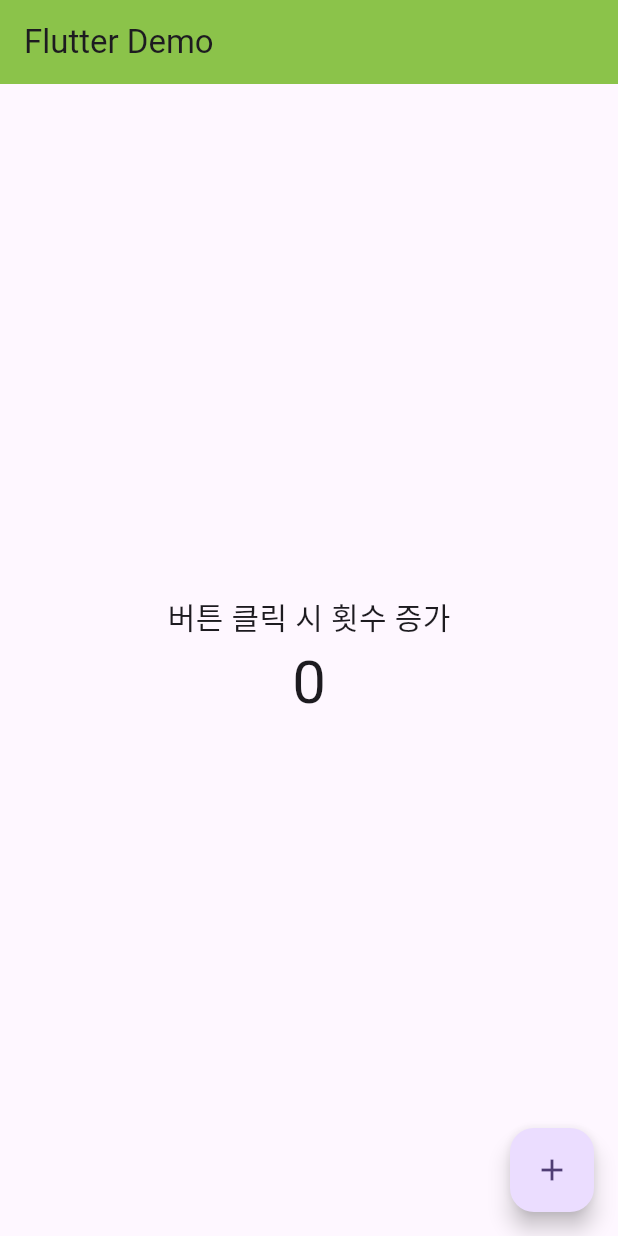
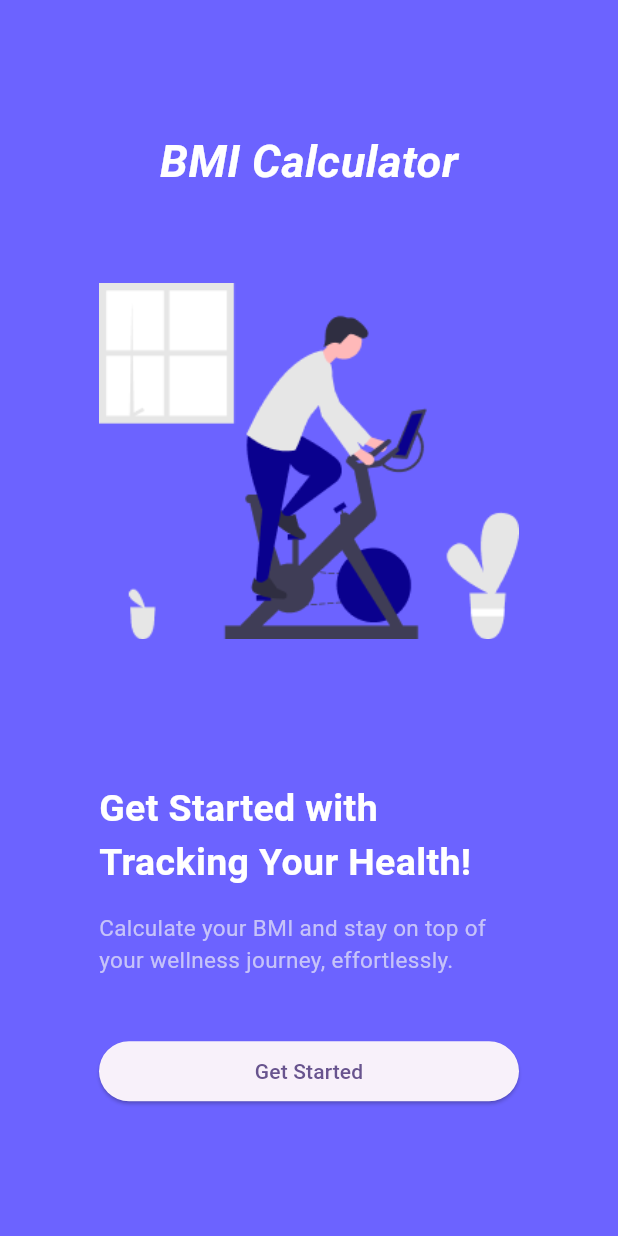
Before and after one commit to bebiv0212/daelim_2025, a Flutter app: the screen it shows after launch, on a phone screen of 412 x 824 dp. Run offline on Flutter 3.47's test engine with Material 3 defaults, Android fonts, the phone set to English and light mode, and no system bars.

Commit message:
5주차차

```diff
--- a/lib/presentation/home/home_screen.dart
+++ b/lib/presentation/example/example_screen.dart
@@ -1,13 +1,13 @@
 import 'package:flutter/material.dart';
 
-class HomeScreen extends StatefulWidget {
-  const HomeScreen({super.key});
+class ExampleScreen extends StatefulWidget {
+  const ExampleScreen({super.key});
 
   @override
-  State<HomeScreen> createState() => _HomeScreenState();
+  State<ExampleScreen> createState() => _ExampleScreenState();
 }
 
-class _HomeScreenState extends State<HomeScreen> {
+class _ExampleScreenState extends State<ExampleScreen> {
   int _conunt = 0;
 
   void _handleIncreaseCount() {
--- a/lib/presentation/my_app.dart
+++ b/lib/presentation/my_app.dart
@@ -1,4 +1,4 @@
-import 'package:daelim_2025/presentation/home/home_screen.dart';
+import 'package:daelim_2025/presentation/start/start_screen.dart';
 import 'package:flutter/cupertino.dart';
 import 'package:flutter/material.dart';
 
@@ -9,10 +9,11 @@
   @override
   Widget build(BuildContext context) {
     return MaterialApp(
+      debugShowCheckedModeBanner: false,
       theme: ThemeData(
         colorScheme: ColorScheme.fromSeed(seedColor: Colors.deepPurple),
       ),
-      home: HomeScreen(),
+      home: StartScreen(), //처음 시작할 화면면
     );
   }
 }
--- /dev/null
+++ b/lib/presentation/start/start_screen.dart
@@ -0,0 +1,81 @@
+import 'package:flutter/material.dart';
+
+class StartScreen extends StatelessWidget {
+  const StartScreen({super.key});
+
+  // 앱 이름
+  Widget _buildAppName() {
+    //타이틀 위젯
+    return Text(
+      "BMI Calculator",
+      style: TextStyle(
+        color: Colors.white,
+        fontSize: 30,
+        fontWeight: FontWeight.bold,
+        fontStyle: FontStyle.italic,
+      ),
+    );
+  }
+
+  // 타이틀
+  Widget _buildTitle() {
+    return Text(
+      'Get Started with \nTracking Your Health!',
+      style: TextStyle(
+        color: Colors.white,
+        fontSize: 25,
+        fontWeight: FontWeight.bold,
+      ),
+    );
+  }
+
+  // 설명
+  Widget _buildDescription() {
+    return Text(
+      'Calculate your BMI and stay on top of your wellness journey, effortlessly.',
+      style: TextStyle(fontSize: 15, color: Color(0xffc6c3f9)),
+    );
+  }
+
+  // 버튼
+  Widget _buildStartButton() {
+    return SizedBox(
+      width: double.infinity,
+      child: ElevatedButton(onPressed: () {}, child: Text('Get Started')),
+    );
+  }
+
+  @override
+  Widget build(BuildContext context) {
+    return Scaffold(
+      backgroundColor: Color(0xff6c63ff),
+      body: SafeArea(
+        child: Center(
+          child: Container(
+            width: 280,
+            margin: const EdgeInsets.symmetric(horizontal: 30),
+            child: Column(
+              mainAxisAlignment: MainAxisAlignment.center,
+              children: [
+                _buildAppName(),
+                SizedBox(height: 60),
+                Image.asset('assets/images/bmi_bike.png'),
+                SizedBox(height: 95),
+                Column(
+                  crossAxisAlignment: CrossAxisAlignment.start,
+                  children: [
+                    _buildTitle(),
+                    SizedBox(height: 15),
+                    _buildDescription(),
+                  ],
+                ),
+                SizedBox(height: 40),
+                _buildStartButton(),
+              ],
+            ),
+          ),
+        ),
+      ),
+    );
+  }
+}
```
Also changed, not shown: pubspec.yaml (+3 -6 lines), assets/images/bmi_bike.png (added).
